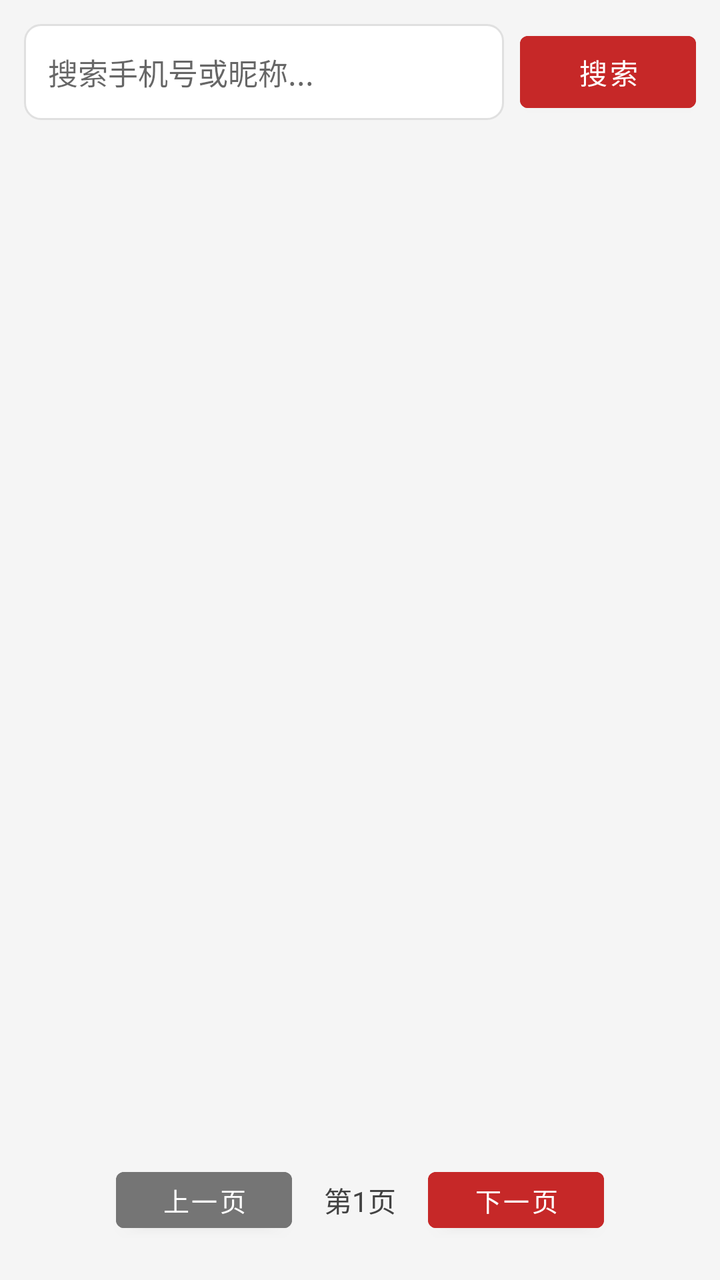
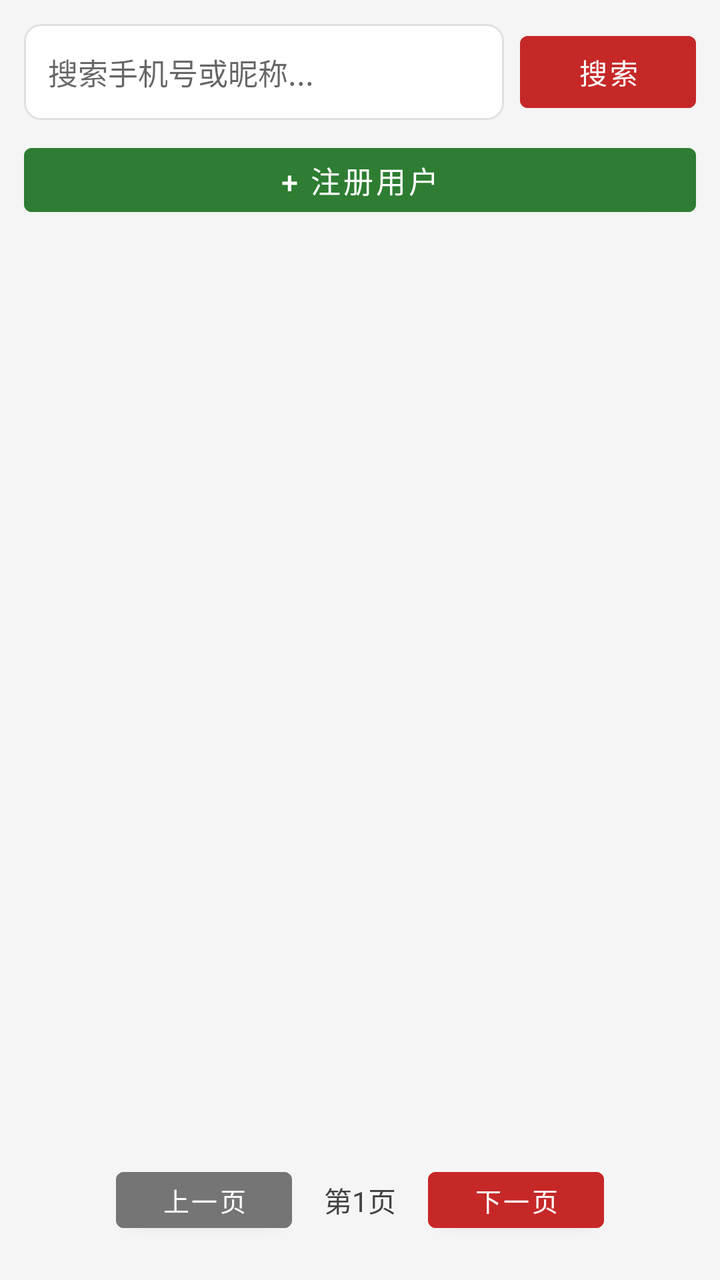

Screens rendered from an Android XML layout before and after an edit, with the pre-edit source and the edit as a unified diff.
<!-- AndroidManifest.xml: application theme Theme.Admin -->
<!-- res/layout/page_users.xml -->
<?xml version="1.0" encoding="utf-8"?>
<LinearLayout xmlns:android="http://schemas.android.com/apk/res/android"
    android:layout_width="match_parent"
    android:layout_height="match_parent"
    android:orientation="vertical"
    android:padding="12dp">

    
    <LinearLayout
        android:layout_width="match_parent"
        android:layout_height="wrap_content"
        android:orientation="horizontal"
        android:gravity="center_vertical"
        android:layout_marginBottom="8dp">

        <EditText
            android:id="@+id/etSearch"
            android:layout_width="0dp"
            android:layout_height="48dp"
            android:layout_weight="1"
            android:hint="搜索手机号或昵称..."
            android:paddingStart="12dp"
            android:paddingEnd="12dp"
            android:textSize="15sp"
            android:background="@drawable/bg_input" />

        <Button
            android:id="@+id/btnSearch"
            android:layout_width="wrap_content"
            android:layout_height="48dp"
            android:layout_marginStart="8dp"
            android:text="搜索"
            android:textColor="@android:color/white"
            android:backgroundTint="#C62828" />
    </LinearLayout>

    
    <ScrollView
        android:layout_width="match_parent"
        android:layout_height="0dp"
        android:layout_weight="1">

        <LinearLayout
            android:id="@+id/llUserList"
            android:layout_width="match_parent"
            android:layout_height="wrap_content"
            android:orientation="vertical" />
    </ScrollView>

    
    <LinearLayout
        android:layout_width="match_parent"
        android:layout_height="wrap_content"
        android:orientation="horizontal"
        android:gravity="center"
        android:padding="8dp">

        <Button
            android:id="@+id/btnPrev"
            android:layout_width="wrap_content"
            android:layout_height="40dp"
            android:text="上一页"
            android:textSize="13sp"
            android:backgroundTint="#757575" />

        <TextView
            android:id="@+id/tvPage"
            android:layout_width="wrap_content"
            android:layout_height="wrap_content"
            android:layout_marginStart="16dp"
            android:layout_marginEnd="16dp"
            android:text="第1页"
            android:textColor="#424242"
            android:textSize="14sp" />

        <Button
            android:id="@+id/btnNext"
            android:layout_width="wrap_content"
            android:layout_height="40dp"
            android:text="下一页"
            android:textSize="13sp"
            android:backgroundTint="#C62828" />
    </LinearLayout>
</LinearLayout>
<!-- resources referenced by this layout -->
<resources>
  <!-- drawable bg_input (drawable) -->
  <?xml version="1.0" encoding="utf-8"?>
  <shape xmlns:android="http://schemas.android.com/apk/res/android">
      <solid android:color="@android:color/white" />
      <stroke android:color="#E0E0E0" android:width="1dp" />
      <corners android:radius="8dp" />
  </shape>
  <style name="Theme.Admin" parent="Theme.MaterialComponents.Light.NoActionBar">
          <item name="colorPrimary">@color/primary</item>
          <item name="colorPrimaryDark">@color/primary_dark</item>
          <item name="colorAccent">@color/accent</item>
          <item name="android:windowBackground">@color/background</item>
      </style>
  <color name="primary">#C62828</color>
  <color name="primary_dark">#8E0000</color>
  <color name="accent">#FF5F52</color>
  <color name="background">#F5F5F5</color>
</resources>

<!-- the commit's change to res/layout/page_users.xml (unified diff, before → after) -->
@@ -33,6 +33,17 @@
             android:textColor="@android:color/white"
             android:backgroundTint="#C62828" />
     </LinearLayout>
+
+    
+    <Button
+        android:id="@+id/btnRegister"
+        android:layout_width="match_parent"
+        android:layout_height="44dp"
+        android:layout_marginBottom="8dp"
+        android:text="+ 注册用户"
+        android:textColor="@android:color/white"
+        android:textSize="15sp"
+        android:backgroundTint="#2E7D32" />
 
     
     <ScrollView
